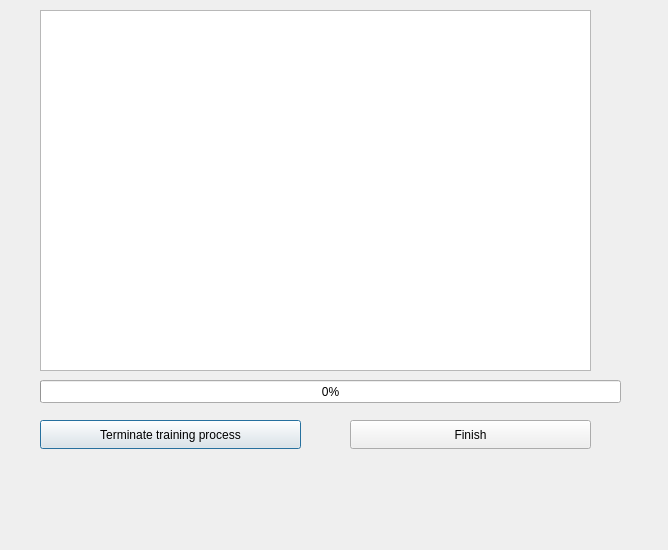
hvayon/MLP, file src/MLP/forms/statuswindow.ui: the form before one commit.
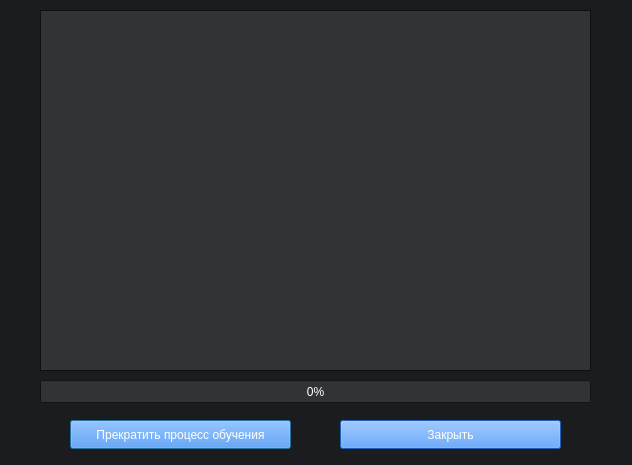
The form after the commit.

```diff
--- a/src/MLP/forms/statuswindow.ui
+++ b/src/MLP/forms/statuswindow.ui
@@ -6,35 +6,372 @@
    <rect>
     <x>0</x>
     <y>0</y>
-    <width>668</width>
-    <height>550</height>
+    <width>632</width>
+    <height>465</height>
    </rect>
   </property>
+  <property name="sizePolicy">
+   <sizepolicy hsizetype="Fixed" vsizetype="Fixed">
+    <horstretch>0</horstretch>
+    <verstretch>0</verstretch>
+   </sizepolicy>
+  </property>
+  <property name="palette">
+   <palette>
+    <active>
+     <colorrole role="Base">
+      <brush brushstyle="SolidPattern">
+       <color alpha="255">
+        <red>27</red>
+        <green>28</green>
+        <blue>31</blue>
+       </color>
+      </brush>
+     </colorrole>
+     <colorrole role="Window">
+      <brush brushstyle="SolidPattern">
+       <color alpha="255">
+        <red>27</red>
+        <green>28</green>
+        <blue>31</blue>
+       </color>
+      </brush>
+     </colorrole>
+     <colorrole role="NoRole">
+      <brush brushstyle="SolidPattern">
+       <color alpha="255">
+        <red>27</red>
+        <green>28</green>
+        <blue>31</blue>
+       </color>
+      </brush>
+     </colorrole>
+    </active>
+    <inactive>
+     <colorrole role="Base">
+      <brush brushstyle="SolidPattern">
+       <color alpha="255">
+        <red>27</red>
+        <green>28</green>
+        <blue>31</blue>
+       </color>
+      </brush>
+     </colorrole>
+     <colorrole role="Window">
+      <brush brushstyle="SolidPattern">
+       <color alpha="255">
+        <red>27</red>
+        <green>28</green>
+        <blue>31</blue>
+       </color>
+      </brush>
+     </colorrole>
+     <colorrole role="NoRole">
+      <brush brushstyle="SolidPattern">
+       <color alpha="255">
+        <red>27</red>
+        <green>28</green>
+        <blue>31</blue>
+       </color>
+      </brush>
+     </colorrole>
+    </inactive>
+    <disabled>
+     <colorrole role="Base">
+      <brush brushstyle="SolidPattern">
+       <color alpha="255">
+        <red>27</red>
+        <green>28</green>
+        <blue>31</blue>
+       </color>
+      </brush>
+     </colorrole>
+     <colorrole role="Window">
+      <brush brushstyle="SolidPattern">
+       <color alpha="255">
+        <red>27</red>
+        <green>28</green>
+        <blue>31</blue>
+       </color>
+      </brush>
+     </colorrole>
+     <colorrole role="NoRole">
+      <brush brushstyle="SolidPattern">
+       <color alpha="255">
+        <red>27</red>
+        <green>28</green>
+        <blue>31</blue>
+       </color>
+      </brush>
+     </colorrole>
+    </disabled>
+   </palette>
+  </property>
   <property name="windowTitle">
    <string>Dialog</string>
   </property>
   <widget class="QPushButton" name="terminateProcess">
    <property name="geometry">
     <rect>
-     <x>40</x>
+     <x>70</x>
      <y>420</y>
-     <width>261</width>
+     <width>221</width>
      <height>29</height>
     </rect>
    </property>
+   <property name="palette">
+    <palette>
+     <active>
+      <colorrole role="WindowText">
+       <brush brushstyle="SolidPattern">
+        <color alpha="255">
+         <red>255</red>
+         <green>255</green>
+         <blue>255</blue>
+        </color>
+       </brush>
+      </colorrole>
+      <colorrole role="Button">
+       <brush brushstyle="SolidPattern">
+        <color alpha="255">
+         <red>44</red>
+         <green>134</green>
+         <blue>255</blue>
+        </color>
+       </brush>
+      </colorrole>
+      <colorrole role="Text">
+       <brush brushstyle="SolidPattern">
+        <color alpha="255">
+         <red>255</red>
+         <green>255</green>
+         <blue>255</blue>
+        </color>
+       </brush>
+      </colorrole>
+      <colorrole role="ButtonText">
+       <brush brushstyle="SolidPattern">
+        <color alpha="255">
+         <red>255</red>
+         <green>255</green>
+         <blue>255</blue>
+        </color>
+       </brush>
+      </colorrole>
+      <colorrole role="PlaceholderText">
+       <brush brushstyle="SolidPattern">
+        <color alpha="128">
+         <red>255</red>
+         <green>255</green>
+         <blue>255</blue>
+        </color>
+       </brush>
+      </colorrole>
+     </active>
+     <inactive>
+      <colorrole role="WindowText">
+       <brush brushstyle="SolidPattern">
+        <color alpha="255">
+         <red>255</red>
+         <green>255</green>
+         <blue>255</blue>
+        </color>
+       </brush>
+      </colorrole>
+      <colorrole role="Button">
+       <brush brushstyle="SolidPattern">
+        <color alpha="255">
+         <red>44</red>
+         <green>134</green>
+         <blue>255</blue>
+        </color>
+       </brush>
+      </colorrole>
+      <colorrole role="Text">
+       <brush brushstyle="SolidPattern">
+        <color alpha="255">
+         <red>255</red>
+         <green>255</green>
+         <blue>255</blue>
+        </color>
+       </brush>
+      </colorrole>
+      <colorrole role="ButtonText">
+       <brush brushstyle="SolidPattern">
+        <color alpha="255">
+         <red>255</red>
+         <green>255</green>
+         <blue>255</blue>
+        </color>
+       </brush>
+      </colorrole>
+      <colorrole role="PlaceholderText">
+       <brush brushstyle="SolidPattern">
+        <color alpha="128">
+         <red>255</red>
+         <green>255</green>
+         <blue>255</blue>
+        </color>
+       </brush>
+      </colorrole>
+     </inactive>
+     <disabled>
+      <colorrole role="WindowText">
+       <brush brushstyle="SolidPattern">
+        <color alpha="255">
+         <red>190</red>
+         <green>190</green>
+         <blue>190</blue>
+        </color>
+       </brush>
+      </colorrole>
+      <colorrole role="Button">
+       <brush brushstyle="SolidPattern">
+        <color alpha="255">
+         <red>44</red>
+         <green>134</green>
+         <blue>255</blue>
+        </color>
+       </brush>
+      </colorrole>
+      <colorrole role="Text">
+       <brush brushstyle="SolidPattern">
+        <color alpha="255">
+         <red>190</red>
+         <green>190</green>
+         <blue>190</blue>
+        </color>
+       </brush>
+      </colorrole>
+      <colorrole role="ButtonText">
+       <brush brushstyle="SolidPattern">
+        <color alpha="255">
+         <red>190</red>
+         <green>190</green>
+         <blue>190</blue>
+        </color>
+       </brush>
+      </colorrole>
+      <colorrole role="PlaceholderText">
+       <brush brushstyle="SolidPattern">
+        <color alpha="128">
+         <red>0</red>
+         <green>0</green>
+         <blue>0</blue>
+        </color>
+       </brush>
+      </colorrole>
+     </disabled>
+    </palette>
+   </property>
    <property name="text">
-    <string>Terminate training process</string>
+    <string>Прекратить процесс обучения</string>
    </property>
+   <property name="styleSheet">
+    <string notr="true">background-color: rgb(44, 134, 255);
+color: rgb(255, 255, 255);</string>
+    </property>
   </widget>
   <widget class="QProgressBar" name="progressBar">
    <property name="geometry">
     <rect>
      <x>40</x>
      <y>380</y>
-     <width>581</width>
+     <width>551</width>
      <height>23</height>
     </rect>
    </property>
+   <property name="palette">
+    <palette>
+     <active>
+      <colorrole role="Text">
+       <brush brushstyle="SolidPattern">
+        <color alpha="255">
+         <red>255</red>
+         <green>255</green>
+         <blue>255</blue>
+        </color>
+       </brush>
+      </colorrole>
+      <colorrole role="Base">
+       <brush brushstyle="SolidPattern">
+        <color alpha="255">
+         <red>50</red>
+         <green>51</green>
+         <blue>54</blue>
+        </color>
+       </brush>
+      </colorrole>
+      <colorrole role="PlaceholderText">
+       <brush brushstyle="SolidPattern">
+        <color alpha="128">
+         <red>255</red>
+         <green>255</green>
+         <blue>255</blue>
+        </color>
+       </brush>
+      </colorrole>
+     </active>
+     <inactive>
+      <colorrole role="Text">
+       <brush brushstyle="SolidPattern">
+        <color alpha="255">
+         <red>255</red>
+         <green>255</green>
+         <blue>255</blue>
+        </color>
+       </brush>
+      </colorrole>
+      <colorrole role="Base">
+       <brush brushstyle="SolidPattern">
+        <color alpha="255">
+         <red>50</red>
+         <green>51</green>
+         <blue>54</blue>
+        </color>
+       </brush>
+      </colorrole>
+      <colorrole role="PlaceholderText">
+       <brush brushstyle="SolidPattern">
+        <color alpha="128">
+         <red>255</red>
+         <green>255</green>
+         <blue>255</blue>
+        </color>
+       </brush>
+      </colorrole>
+     </inactive>
+     <disabled>
+      <colorrole role="Text">
+       <brush brushstyle="SolidPattern">
+        <color alpha="255">
+         <red>190</red>
+         <green>190</green>
+         <blue>190</blue>
+        </color>
+       </brush>
+      </colorrole>
+      <colorrole role="Base">
+       <brush brushstyle="SolidPattern">
+        <color alpha="255">
+         <red>27</red>
+         <green>28</green>
+         <blue>31</blue>
+        </color>
+       </brush>
+      </colorrole>
+      <colorrole role="PlaceholderText">
+       <brush brushstyle="SolidPattern">
+        <color alpha="128">
+         <red>0</red>
+         <green>0</green>
+         <blue>0</blue>
+        </color>
+       </brush>
+      </colorrole>
+     </disabled>
+    </palette>
+   </property>
    <property name="value">
     <number>0</number>
    </property>
@@ -48,6 +385,124 @@
      <height>361</height>
     </rect>
    </property>
+   <property name="palette">
+    <palette>
+     <active>
+      <colorrole role="Text">
+       <brush brushstyle="SolidPattern">
+        <color alpha="255">
+         <red>255</red>
+         <green>255</green>
+         <blue>255</blue>
+        </color>
+       </brush>
+      </colorrole>
+      <colorrole role="Base">
+       <brush brushstyle="SolidPattern">
+        <color alpha="255">
+         <red>50</red>
+         <green>51</green>
+         <blue>54</blue>
+        </color>
+       </brush>
+      </colorrole>
+      <colorrole role="Window">
+       <brush brushstyle="SolidPattern">
+        <color alpha="255">
+         <red>18</red>
+         <green>19</green>
+         <blue>22</blue>
+        </color>
+       </brush>
+      </colorrole>
+      <colorrole role="PlaceholderText">
+       <brush brushstyle="SolidPattern">
+        <color alpha="128">
+         <red>255</red>
+         <green>255</green>
+         <blue>255</blue>
+        </color>
+       </brush>
+      </colorrole>
+     </active>
+     <inactive>
+      <colorrole role="Text">
+       <brush brushstyle="SolidPattern">
+        <color alpha="255">
+         <red>255</red>
+         <green>255</green>
+         <blue>255</blue>
+        </color>
+       </brush>
+      </colorrole>
+      <colorrole role="Base">
+       <brush brushstyle="SolidPattern">
+        <color alpha="255">
+         <red>50</red>
+         <green>51</green>
+         <blue>54</blue>
+        </color>
+       </brush>
+      </colorrole>
+      <colorrole role="Window">
+       <brush brushstyle="SolidPattern">
+        <color alpha="255">
+         <red>18</red>
+         <green>19</green>
+         <blue>22</blue>
+        </color>
+       </brush>
+      </colorrole>
+      <colorrole role="PlaceholderText">
+       <brush brushstyle="SolidPattern">
+        <color alpha="128">
+         <red>255</red>
+         <green>255</green>
+         <blue>255</blue>
+        </color>
+       </brush>
+      </colorrole>
+     </inactive>
+     <disabled>
+      <colorrole role="Text">
+       <brush brushstyle="SolidPattern">
+        <color alpha="255">
+         <red>190</red>
+         <green>190</green>
+         <blue>190</blue>
+        </color>
+       </brush>
+      </colorrole>
+      <colorrole role="Base">
+       <brush brushstyle="SolidPattern">
+        <color alpha="255">
+         <red>18</red>
+         <green>19</green>
+         <blue>22</blue>
+        </color>
+       </brush>
+      </colorrole>
+      <colorrole role="Window">
+       <brush brushstyle="SolidPattern">
+        <color alpha="255">
+         <red>18</red>
+         <green>19</green>
+         <blue>22</blue>
+        </color>
+       </brush>
+      </colorrole>
+      <colorrole role="PlaceholderText">
+       <brush brushstyle="SolidPattern">
+        <color alpha="128">
+         <red>0</red>
+         <green>0</green>
+         <blue>0</blue>
+        </color>
+       </brush>
+      </colorrole>
+     </disabled>
+    </palette>
+   </property>
    <property name="plainText">
     <string/>
    </property>
@@ -55,14 +510,163 @@
   <widget class="QPushButton" name="finishButton">
    <property name="geometry">
     <rect>
-     <x>350</x>
+     <x>340</x>
      <y>420</y>
-     <width>241</width>
+     <width>221</width>
      <height>29</height>
     </rect>
    </property>
+   <property name="palette">
+    <palette>
+     <active>
+      <colorrole role="WindowText">
+       <brush brushstyle="SolidPattern">
+        <color alpha="255">
+         <red>255</red>
+         <green>255</green>
+         <blue>255</blue>
+        </color>
+       </brush>
+      </colorrole>
+      <colorrole role="Button">
+       <brush brushstyle="SolidPattern">
+        <color alpha="255">
+         <red>44</red>
+         <green>134</green>
+         <blue>255</blue>
+        </color>
+       </brush>
+      </colorrole>
+      <colorrole role="Text">
+       <brush brushstyle="SolidPattern">
+        <color alpha="255">
+         <red>255</red>
+         <green>255</green>
+         <blue>255</blue>
+        </color>
+       </brush>
+      </colorrole>
+      <colorrole role="ButtonText">
+       <brush brushstyle="SolidPattern">
+        <color alpha="255">
+         <red>255</red>
+         <green>255</green>
+         <blue>255</blue>
+        </color>
+       </brush>
+      </colorrole>
+      <colorrole role="PlaceholderText">
+       <brush brushstyle="SolidPattern">
+        <color alpha="128">
+         <red>255</red>
+         <green>255</green>
+         <blue>255</blue>
+        </color>
+       </brush>
+      </colorrole>
+     </active>
+     <inactive>
+      <colorrole role="WindowText">
+       <brush brushstyle="SolidPattern">
+        <color alpha="255">
+         <red>255</red>
+         <green>255</green>
+         <blue>255</blue>
+        </color>
+       </brush>
+      </colorrole>
+      <colorrole role="Button">
+       <brush brushstyle="SolidPattern">
+        <color alpha="255">
+         <red>44</red>
+         <green>134</green>
+         <blue>255</blue>
+        </color>
+       </brush>
+      </colorrole>
+      <colorrole role="Text">
+       <brush brushstyle="SolidPattern">
+        <color alpha="255">
+         <red>255</red>
+         <green>255</green>
+         <blue>255</blue>
+        </color>
+       </brush>
+      </colorrole>
+      <colorrole role="ButtonText">
+       <brush brushstyle="SolidPattern">
+        <color alpha="255">
+         <red>255</red>
+         <green>255</green>
+         <blue>255</blue>
+        </color>
+       </brush>
+      </colorrole>
+      <colorrole role="PlaceholderText">
+       <brush brushstyle="SolidPattern">
+        <color alpha="128">
+         <red>255</red>
+         <green>255</green>
+         <blue>255</blue>
+        </color>
+       </brush>
+      </colorrole>
+     </inactive>
+     <disabled>
+      <colorrole role="WindowText">
+       <brush brushstyle="SolidPattern">
+        <color alpha="255">
+         <red>190</red>
+         <green>190</green>
+         <blue>190</blue>
+        </color>
+       </brush>
+      </colorrole>
+      <colorrole role="Button">
+       <brush brushstyle="SolidPattern">
+        <color alpha="255">
+         <red>44</red>
+         <green>134</green>
+         <blue>255</blue>
+        </color>
+       </brush>
+      </colorrole>
+      <colorrole role="Text">
+       <brush brushstyle="SolidPattern">
+        <color alpha="255">
+         <red>190</red>
+         <green>190</green>
+         <blue>190</blue>
+        </color>
+       </brush>
+      </colorrole>
+      <colorrole role="ButtonText">
+       <brush brushstyle="SolidPattern">
+        <color alpha="255">
+         <red>190</red>
+         <green>190</green>
+         <blue>190</blue>
+        </color>
+       </brush>
+      </colorrole>
+      <colorrole role="PlaceholderText">
+       <brush brushstyle="SolidPattern">
+        <color alpha="128">
+         <red>0</red>
+         <green>0</green>
+         <blue>0</blue>
+        </color>
+       </brush>
+      </colorrole>
+     </disabled>
+    </palette>
+   </property>
    <property name="text">
-    <string>Finish</string>
+    <string>Закрыть</string>
+   </property>
+   <property name="styleSheet">
+    <string notr="true">background-color: rgb(44, 134, 255);
+color: rgb(255, 255, 255);</string>
    </property>
    <property name="checkable">
     <bool>false</bool>
```
Left out of the diff: 2 changed lines with no effect on the pictures.
